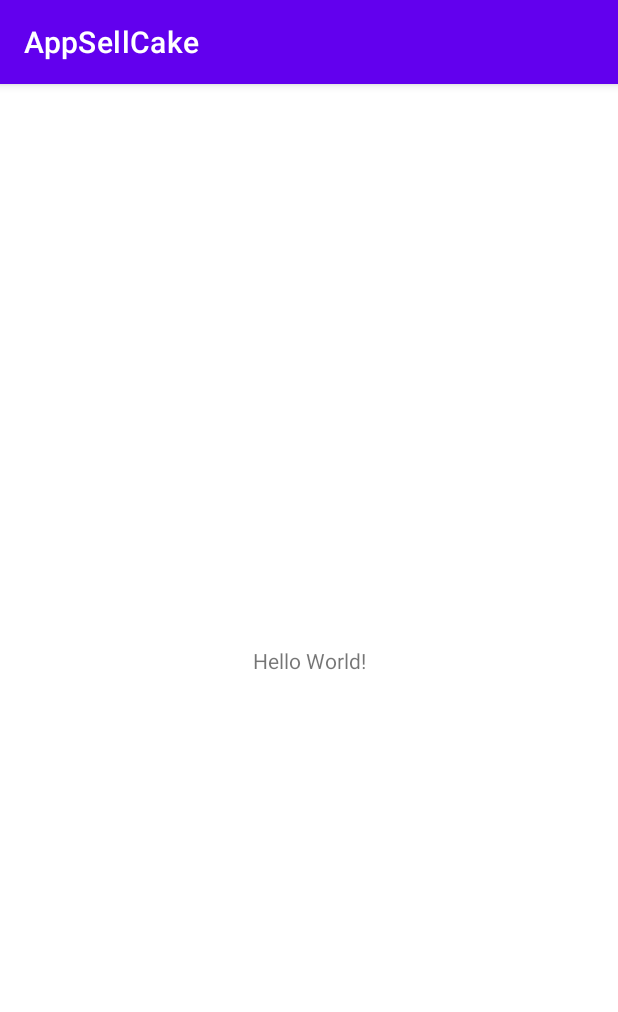
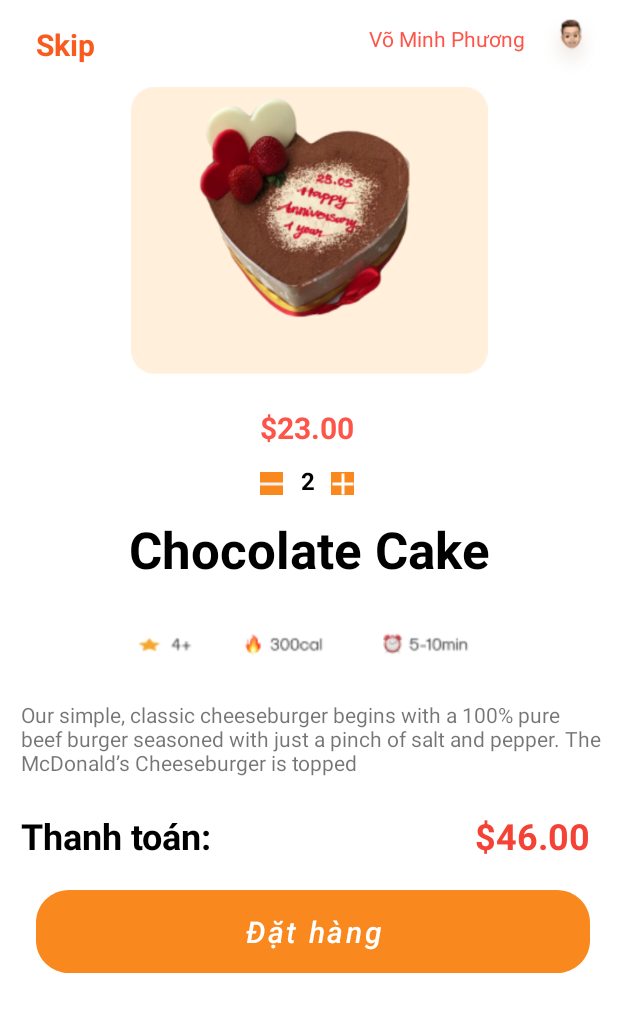
Before and after one commit to VoMinhPhuong/project-android-2022, an Android app: the screen it shows after launch (MainActivity before the commit, DetailCake after it), on a phone screen of 412 x 824 dp. Shown: the top 1012 px of the screen. Run offline under Robolectric (Android 15) with nearby library versions, the phone set to English and light mode, and no system bars.

Commit message:
giao diện chi tiết

```diff
--- a/app/build.gradle
+++ b/app/build.gradle
@@ -40,4 +40,6 @@ dependencies {
     testImplementation 'junit:junit:4.13.2'
     androidTestImplementation 'androidx.test.ext:junit:1.1.3'
     androidTestImplementation 'androidx.test.espresso:espresso-core:3.4.0'
+
+
 }
--- /dev/null
+++ b/app/src/main/java/com/example/appsellcake/DetailCake.java
@@ -0,0 +1,14 @@
+package com.example.appsellcake;
+
+import androidx.appcompat.app.AppCompatActivity;
+
+import android.os.Bundle;
+
+public class DetailCake extends AppCompatActivity {
+
+    @Override
+    protected void onCreate(Bundle savedInstanceState) {
+        super.onCreate(savedInstanceState);
+        setContentView(R.layout.activity_detail_cake);
+    }
+}
--- /dev/null
+++ b/app/src/main/res/drawable-v24/buttondathang.xml
@@ -0,0 +1,60 @@
+<vector
+    xmlns:android="http://schemas.android.com/apk/res/android"
+    xmlns:aapt="http://schemas.android.com/aapt"
+    android:width="335dp"
+    android:height="51dp"
+    android:viewportWidth="335"
+    android:viewportHeight="51"
+    >
+
+    <group>
+
+        <clip-path
+            android:pathData="M20 0H315C326.046 0 335 8.95431 335 20V31C335 42.0457 326.046 51 315 51H20C8.95431 51 0 42.0457 0 31V20C0 8.95431 8.95431 0 20 0Z"
+            />
+
+        <group
+            android:translateX="1.339"
+            android:translateY="-3.014"
+            android:pivotX="167.5"
+            android:pivotY="25.5"
+            android:scaleX="3.688"
+            android:scaleY="11.461"
+            android:rotation="86.241"
+            >
+
+            <path
+                android:pathData="M0 0V51H335V0"
+                >
+
+                <aapt:attr name="android:fillColor">
+
+                    <gradient
+                        android:type="linear"
+                        android:startX="83.75"
+                        android:startY="25.5"
+                        android:endX="251.25"
+                        android:endY="25.5"
+                        >
+
+                        <item
+                            android:color="#F9881F"
+                            android:offset="0"
+                            />
+
+                        <item
+                            android:color="#FF774C"
+                            android:offset="1"
+                            />
+
+                    </gradient>
+
+                </aapt:attr>
+
+            </path>
+
+        </group>
+
+    </group>
+
+</vector>
--- /dev/null
+++ b/app/src/main/res/drawable-v24/ic_baseline_cong.xml
@@ -0,0 +1,5 @@
+<vector android:height="24dp" android:tint="@color/white"
+    android:viewportHeight="24" android:viewportWidth="24"
+    android:width="24dp" xmlns:android="http://schemas.android.com/apk/res/android">
+    <path android:fillColor="@color/button" android:pathData="M19,13h-6v6h-2v-6H5v-2h6V5h2v6h6v2z"/>
+</vector>
--- /dev/null
+++ b/app/src/main/res/drawable-v24/ic_baseline_tru.xml
@@ -0,0 +1,6 @@
+<vector android:height="24dp" android:tint="#F8F1F1"
+    android:viewportHeight="24" android:viewportWidth="24"
+    android:width="24dp" xmlns:android="http://schemas.android.com/apk/res/android">
+    <path android:fillColor="@color/button"
+        android:fillType="evenOdd" android:pathData="M4,11h16v2h-16z"/>
+</vector>
--- /dev/null
+++ b/app/src/main/res/layout/activity_detail_cake.xml
@@ -0,0 +1,188 @@
+<?xml version="1.0" encoding="utf-8"?>
+<androidx.constraintlayout.widget.ConstraintLayout xmlns:android="http://schemas.android.com/apk/res/android"
+    xmlns:app="http://schemas.android.com/apk/res-auto"
+    xmlns:tools="http://schemas.android.com/tools"
+    android:layout_width="match_parent"
+    android:layout_height="match_parent"
+
+    tools:context=".DetailCake">
+
+    <ImageView
+        android:id="@+id/imgdetail"
+        android:layout_width="254dp"
+        android:layout_height="197dp"
+        android:layout_marginTop="4dp"
+        app:layout_constraintEnd_toEndOf="parent"
+        app:layout_constraintStart_toStartOf="parent"
+        app:layout_constraintTop_toBottomOf="@+id/imguser"
+        app:srcCompat="@drawable/imgdetail" />
+
+    <ImageView
+        android:id="@+id/imguser"
+        android:layout_width="62dp"
+        android:layout_height="50dp"
+        android:layout_marginTop="4dp"
+        app:layout_constraintEnd_toEndOf="parent"
+        app:layout_constraintTop_toTopOf="parent"
+        app:srcCompat="@drawable/user" />
+
+
+    <TextView
+        android:id="@+id/tvprice"
+        android:layout_width="wrap_content"
+        android:layout_height="wrap_content"
+        android:layout_marginTop="16dp"
+        android:text="$23.00"
+        android:textColor="#FE554A"
+        android:textSize="20sp"
+        android:textStyle="bold"
+        app:layout_constraintEnd_toEndOf="@+id/imgdetail"
+        app:layout_constraintHorizontal_bias="0.492"
+        app:layout_constraintStart_toStartOf="@+id/imgdetail"
+        app:layout_constraintTop_toBottomOf="@+id/imgdetail" />
+
+    <TextView
+        android:id="@+id/tvuser"
+        android:layout_width="wrap_content"
+        android:layout_height="wrap_content"
+        android:layout_marginTop="16dp"
+        android:text="Võ Minh Phương"
+        android:textColor="#FE554A"
+        app:layout_constraintEnd_toStartOf="@+id/imguser"
+        app:layout_constraintHorizontal_bias="1.0"
+        app:layout_constraintStart_toEndOf="@+id/tvSkip"
+        app:layout_constraintTop_toTopOf="parent" />
+
+    <TextView
+        android:id="@+id/tvName"
+        android:layout_width="wrap_content"
+        android:layout_height="wrap_content"
+        android:layout_marginTop="12dp"
+        android:text="Chocolate Cake"
+        android:textColor="#000000"
+        android:textSize="34sp"
+        android:textStyle="bold"
+        app:layout_constraintEnd_toEndOf="parent"
+        app:layout_constraintHorizontal_bias="0.502"
+        app:layout_constraintStart_toStartOf="parent"
+        app:layout_constraintTop_toBottomOf="@+id/tvsl" />
+
+    <ImageView
+        android:id="@+id/imgDanhgia"
+        android:layout_width="229dp"
+        android:layout_height="38dp"
+        android:layout_marginTop="20dp"
+        app:layout_constraintEnd_toEndOf="parent"
+        app:layout_constraintHorizontal_bias="0.502"
+        app:layout_constraintStart_toStartOf="parent"
+        app:layout_constraintTop_toBottomOf="@+id/tvName"
+        app:srcCompat="@drawable/danhgia" />
+
+    <TextView
+        android:id="@+id/tvdetail"
+        android:layout_width="387dp"
+        android:layout_height="62dp"
+        android:layout_marginTop="20dp"
+        android:text="Our simple, classic cheeseburger begins with a 100% pure beef burger seasoned with just a pinch of salt and pepper. The McDonald’s Cheeseburger is topped"
+        app:layout_constraintEnd_toEndOf="parent"
+        app:layout_constraintHorizontal_bias="0.558"
+        app:layout_constraintStart_toStartOf="parent"
+        app:layout_constraintTop_toBottomOf="@+id/imgDanhgia" />
+
+    <TextView
+        android:id="@+id/tvThanhtoan"
+        android:layout_width="wrap_content"
+        android:layout_height="wrap_content"
+        android:layout_marginTop="12dp"
+        android:text="Thanh toán:"
+        android:textColor="#000000"
+        android:textSize="24sp"
+        android:textStyle="bold"
+        app:layout_constraintStart_toStartOf="@+id/tvdetail"
+        app:layout_constraintTop_toBottomOf="@+id/tvdetail" />
+
+    <TextView
+        android:id="@+id/tvtotal"
+        android:layout_width="wrap_content"
+        android:layout_height="wrap_content"
+        android:text="$46.00"
+        android:textColor="#F44336"
+        android:textSize="24sp"
+        android:textStyle="bold"
+        app:layout_constraintEnd_toEndOf="@+id/tvdetail"
+        app:layout_constraintHorizontal_bias="0.956"
+        app:layout_constraintStart_toEndOf="@+id/tvThanhtoan"
+        app:layout_constraintTop_toTopOf="@+id/tvThanhtoan" />
+
+    <ImageButton
+        android:id="@+id/btntru"
+        android:layout_width="15dp"
+        android:layout_height="15dp"
+        android:layout_marginTop="16dp"
+        android:background="@color/button"
+        app:layout_constraintEnd_toEndOf="@+id/tvprice"
+        app:layout_constraintHorizontal_bias="0.0"
+        app:layout_constraintStart_toStartOf="@+id/tvprice"
+        app:layout_constraintTop_toBottomOf="@+id/tvprice"
+        app:srcCompat="@drawable/ic_baseline_tru" />
+
+    <ImageButton
+        android:id="@+id/btncong"
+        android:layout_width="15dp"
+        android:layout_height="15dp"
+        android:layout_marginTop="16dp"
+        android:background="@color/button"
+        app:layout_constraintEnd_toEndOf="@+id/tvprice"
+        app:layout_constraintHorizontal_bias="1.0"
+        app:layout_constraintStart_toStartOf="@+id/tvprice"
+        app:layout_constraintTop_toBottomOf="@+id/tvprice"
+        app:srcCompat="@drawable/ic_baseline_cong" />
+
+    <Button
+        android:id="@+id/btndathang"
+        android:layout_width="369dp"
+        android:layout_height="55dp"
+        android:layout_marginTop="20dp"
+        android:background="@drawable/buttondathang"
+        android:clickable="false"
+        android:shadowRadius="30"
+        android:text="Đặt hàng"
+        android:textAllCaps="false"
+        android:textSize="20sp"
+        android:textStyle="italic"
+        app:backgroundTint="#F9881F"
+        app:layout_constraintEnd_toEndOf="@+id/tvtotal"
+        app:layout_constraintHorizontal_bias="1.0"
+        app:layout_constraintStart_toStartOf="@+id/tvThanhtoan"
+        app:layout_constraintTop_toBottomOf="@+id/tvThanhtoan" />
+
+    <TextView
+        android:id="@+id/tvsl"
+        android:layout_width="wrap_content"
+        android:layout_height="wrap_content"
+        android:layout_marginTop="12dp"
+        android:text="2"
+        android:textColor="#000000"
+        android:textSize="16sp"
+        android:textStyle="bold"
+        app:layout_constraintBottom_toBottomOf="@+id/btncong"
+        app:layout_constraintEnd_toStartOf="@+id/btncong"
+        app:layout_constraintHorizontal_bias="0.538"
+        app:layout_constraintStart_toEndOf="@+id/btntru"
+        app:layout_constraintTop_toBottomOf="@+id/tvprice" />
+
+    <TextView
+        android:id="@+id/tvSkip"
+        android:layout_width="wrap_content"
+        android:layout_height="wrap_content"
+        android:layout_marginStart="24dp"
+        android:layout_marginTop="16dp"
+        android:text="Skip"
+        android:textColor="#FA5A1E"
+        android:textSize="20sp"
+        android:textStyle="bold"
+        app:layout_constraintStart_toStartOf="parent"
+        app:layout_constraintTop_toTopOf="parent" />
+
+
+</androidx.constraintlayout.widget.ConstraintLayout>
--- a/app/src/main/res/values/colors.xml
+++ b/app/src/main/res/values/colors.xml
@@ -7,4 +7,5 @@
     <color name="teal_700">#FF018786</color>
     <color name="black">#FF000000</color>
     <color name="white">#FFFFFFFF</color>
+    <color name="button">#F9881F</color>
 </resources>
--- a/app/src/main/res/values/themes.xml
+++ b/app/src/main/res/values/themes.xml
@@ -1,6 +1,6 @@
 <resources xmlns:tools="http://schemas.android.com/tools">
     <!-- Base application theme. -->
-    <style name="Theme.AppSellCake" parent="Theme.MaterialComponents.DayNight.DarkActionBar">
+    <style name="Theme.AppSellCake" parent="Theme.MaterialComponents.DayNight.NoActionBar">
         <!-- Primary brand color. -->
         <item name="colorPrimary">@color/purple_500</item>
         <item name="colorPrimaryVariant">@color/purple_700</item>
```
Also changed, not shown: app/src/main/AndroidManifest.xml (+6 -2 lines), app/src/main/java/com/example/appsellcake/entity/Cake.java (added, +47 -0 lines), app/src/main/res/drawable-v24/ic_launcher_background.xml (added, +170 -0 lines), app/src/main/res/drawable-v24/danhgia.png (added), app/src/main/res/drawable-v24/imgdetail.png (added), app/src/main/res/drawable-v24/user.png (added).
